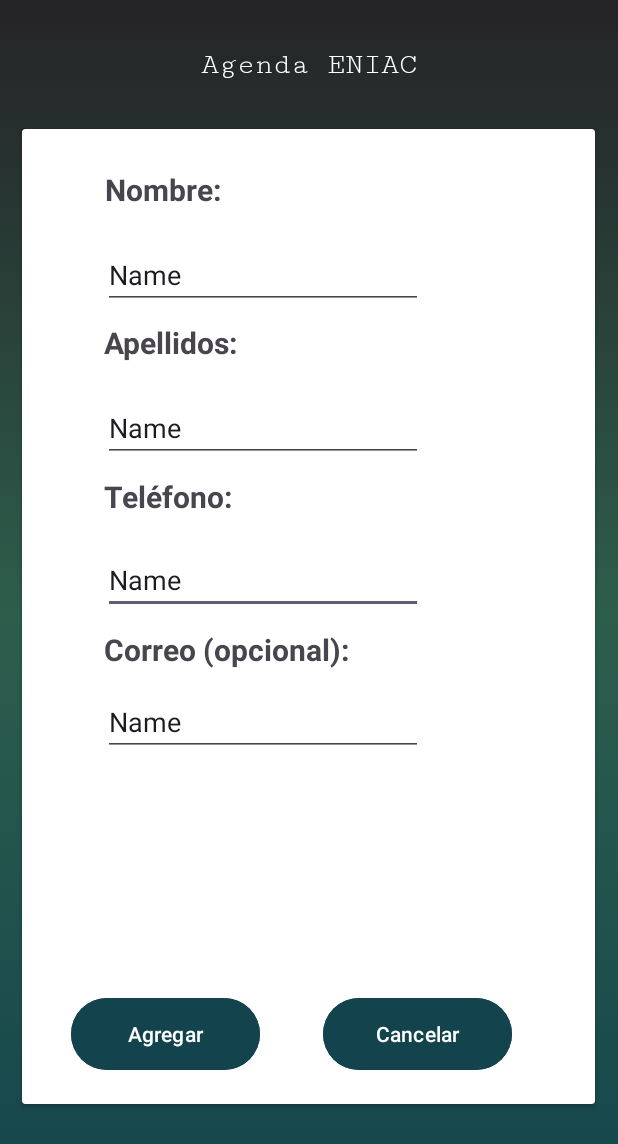
After one commit to YercoCodeGreen/ProyectoAgendaContactosEniac, an Android app: the layout activity_agregar.xml on its own in the app's theme, with its tools: preview values and no code run, on a phone screen of 412 x 824 dp. The commit adds this screen. Shown: the top 1144 px of the screen. Run offline under Robolectric (Android 15) with nearby library versions, the phone set to English and light mode, and no system bars.

Commit message:
Creacion de activity agregar Contacto

```diff
--- a/app/src/main/AndroidManifest.xml
+++ b/app/src/main/AndroidManifest.xml
@@ -13,6 +13,9 @@
         android:theme="@style/Theme.ProyectoAgendaContactosEniac"
         tools:targetApi="31">
         <activity
+            android:name=".AgregarAct"
+            android:exported="false" />
+        <activity
             android:name=".MenuAct"
             android:exported="false" />
         <activity
--- /dev/null
+++ b/app/src/main/java/com/example/proyectoagendacontactoseniac/AgregarAct.java
@@ -0,0 +1,21 @@
+package com.example.proyectoagendacontactoseniac;
+
+import android.os.Bundle;
+
+import androidx.activity.EdgeToEdge;
+import androidx.appcompat.app.AppCompatActivity;
+import androidx.core.graphics.Insets;
+import androidx.core.view.ViewCompat;
+import androidx.core.view.WindowInsetsCompat;
+
+public class AgregarAct extends AppCompatActivity {
+
+    @Override
+    protected void onCreate(Bundle savedInstanceState) {
+        super.onCreate(savedInstanceState);
+        EdgeToEdge.enable(this);
+        setContentView(R.layout.activity_agregar);
+
+        });
+    }
+}
--- /dev/null
+++ b/app/src/main/res/layout/activity_agregar.xml
@@ -0,0 +1,182 @@
+<?xml version="1.0" encoding="utf-8"?>
+<androidx.constraintlayout.widget.ConstraintLayout xmlns:android="http://schemas.android.com/apk/res/android"
+    xmlns:app="http://schemas.android.com/apk/res-auto"
+    xmlns:tools="http://schemas.android.com/tools"
+    android:id="@+id/main"
+    android:layout_width="match_parent"
+    android:layout_height="match_parent"
+    android:background="@drawable/gradient"
+    tools:context=".MenuAct">
+
+    <androidx.cardview.widget.CardView
+        android:id="@+id/cardView2"
+        android:layout_width="382dp"
+        android:layout_height="650dp"
+        app:layout_constraintBottom_toBottomOf="parent"
+        app:layout_constraintEnd_toEndOf="parent"
+        app:layout_constraintHorizontal_bias="0.482"
+        app:layout_constraintStart_toStartOf="parent"
+        app:layout_constraintTop_toTopOf="parent"
+        app:layout_constraintVertical_bias="0.493">
+
+        <androidx.constraintlayout.widget.ConstraintLayout
+            android:layout_width="match_parent"
+            android:layout_height="648dp">
+
+            <EditText
+                android:id="@+id/txtTelefono"
+                android:layout_width="wrap_content"
+                android:layout_height="wrap_content"
+                android:ems="10"
+                android:inputType="text"
+                android:text="Name"
+                app:layout_constraintBottom_toBottomOf="parent"
+                app:layout_constraintEnd_toEndOf="parent"
+                app:layout_constraintHorizontal_bias="0.319"
+                app:layout_constraintStart_toStartOf="parent"
+                app:layout_constraintTop_toTopOf="parent"
+                app:layout_constraintVertical_bias="0.461" />
+
+            <EditText
+                android:id="@+id/txtCorreo"
+                android:layout_width="wrap_content"
+                android:layout_height="wrap_content"
+                android:ems="10"
+                android:inputType="text"
+                android:text="Name"
+                app:layout_constraintBottom_toBottomOf="parent"
+                app:layout_constraintEnd_toEndOf="parent"
+                app:layout_constraintHorizontal_bias="0.319"
+                app:layout_constraintStart_toStartOf="parent"
+                app:layout_constraintTop_toTopOf="parent"
+                app:layout_constraintVertical_bias="0.618" />
+
+            <EditText
+                android:id="@+id/txtNombre"
+                android:layout_width="wrap_content"
+                android:layout_height="wrap_content"
+                android:ems="10"
+                android:inputType="text"
+                android:text="Name"
+                app:layout_constraintBottom_toBottomOf="parent"
+                app:layout_constraintEnd_toEndOf="parent"
+                app:layout_constraintHorizontal_bias="0.319"
+                app:layout_constraintStart_toStartOf="parent"
+                app:layout_constraintTop_toTopOf="parent"
+                app:layout_constraintVertical_bias="0.124" />
+
+            <TextView
+                android:id="@+id/nombretxt4"
+                android:layout_width="129dp"
+                android:layout_height="39dp"
+                android:text="Teléfono:"
+                android:textSize="20sp"
+                android:textStyle="bold"
+                app:layout_constraintBottom_toBottomOf="parent"
+                app:layout_constraintEnd_toEndOf="parent"
+                app:layout_constraintHorizontal_bias="0.217"
+                app:layout_constraintStart_toStartOf="parent"
+                app:layout_constraintTop_toTopOf="parent"
+                app:layout_constraintVertical_bias="0.38" />
+
+            <TextView
+                android:id="@+id/nombretxt5"
+                android:layout_width="238dp"
+                android:layout_height="47dp"
+                android:text="Correo (opcional):"
+                android:textSize="20sp"
+                android:textStyle="bold"
+                app:layout_constraintBottom_toBottomOf="parent"
+                app:layout_constraintEnd_toEndOf="parent"
+                app:layout_constraintHorizontal_bias="0.381"
+                app:layout_constraintStart_toStartOf="parent"
+                app:layout_constraintTop_toTopOf="parent"
+                app:layout_constraintVertical_bias="0.555" />
+
+            <TextView
+                android:id="@+id/nombretxt2"
+                android:layout_width="129dp"
+                android:layout_height="39dp"
+                android:text="Apellidos:"
+                android:textSize="20sp"
+                android:textStyle="bold"
+                app:layout_constraintBottom_toBottomOf="parent"
+                app:layout_constraintEnd_toEndOf="parent"
+                app:layout_constraintHorizontal_bias="0.217"
+                app:layout_constraintStart_toStartOf="parent"
+                app:layout_constraintTop_toTopOf="parent"
+                app:layout_constraintVertical_bias="0.211" />
+
+            <Button
+                android:id="@+id/btn_agregar"
+                android:layout_width="126dp"
+                android:layout_height="56dp"
+                android:backgroundTint="#13444D"
+                android:text="Agregar"
+                app:layout_constraintBottom_toBottomOf="parent"
+                app:layout_constraintEnd_toEndOf="parent"
+                app:layout_constraintHorizontal_bias="0.128"
+                app:layout_constraintStart_toStartOf="parent"
+                app:layout_constraintTop_toTopOf="parent"
+                app:layout_constraintVertical_bias="0.972" />
+
+            <Button
+                android:id="@+id/btn_cancelar"
+                android:layout_width="126dp"
+                android:layout_height="56dp"
+                android:backgroundTint="#13444D"
+                android:text="Cancelar"
+                app:layout_constraintBottom_toBottomOf="parent"
+                app:layout_constraintEnd_toEndOf="parent"
+                app:layout_constraintHorizontal_bias="0.785"
+                app:layout_constraintStart_toStartOf="parent"
+                app:layout_constraintTop_toTopOf="parent"
+                app:layout_constraintVertical_bias="0.972" />
+
+            <TextView
+                android:id="@+id/nombretxt"
+                android:layout_width="129dp"
+                android:layout_height="39dp"
+                android:text="Nombre:"
+                android:textSize="20sp"
+                android:textStyle="bold"
+                app:layout_constraintBottom_toBottomOf="parent"
+                app:layout_constraintEnd_toEndOf="parent"
+                app:layout_constraintHorizontal_bias="0.219"
+                app:layout_constraintStart_toStartOf="parent"
+                app:layout_constraintTop_toTopOf="parent"
+                app:layout_constraintVertical_bias="0.044" />
+
+            <EditText
+                android:id="@+id/txtApellidos"
+                android:layout_width="wrap_content"
+                android:layout_height="wrap_content"
+                android:ems="10"
+                android:inputType="text"
+                android:text="Name"
+                app:layout_constraintBottom_toBottomOf="parent"
+                app:layout_constraintEnd_toEndOf="parent"
+                app:layout_constraintHorizontal_bias="0.319"
+                app:layout_constraintStart_toStartOf="parent"
+                app:layout_constraintTop_toTopOf="parent"
+                app:layout_constraintVertical_bias="0.293" />
+        </androidx.constraintlayout.widget.ConstraintLayout>
+
+
+    </androidx.cardview.widget.CardView>
+
+    <TextView
+        android:id="@+id/textView2"
+        android:layout_width="wrap_content"
+        android:layout_height="wrap_content"
+        android:fontFamily="serif-monospace"
+        android:text="Agenda ENIAC"
+        android:textColor="#FFFFFF"
+        android:textSize="20sp"
+        app:layout_constraintBottom_toTopOf="@+id/cardView2"
+        app:layout_constraintEnd_toEndOf="parent"
+        app:layout_constraintStart_toStartOf="parent"
+        app:layout_constraintTop_toTopOf="parent" />
+
+
+</androidx.constraintlayout.widget.ConstraintLayout>
--- a/app/src/main/res/layout/activity_menu.xml
+++ b/app/src/main/res/layout/activity_menu.xml
@@ -32,7 +32,7 @@
             android:layout_height="648dp">
 
             <Button
-                android:id="@+id/button5"
+                android:id="@+id/btn_agregar"
                 android:layout_width="250dp"
                 android:layout_height="55dp"
                 android:backgroundTint="#13444D"
@@ -73,7 +73,7 @@
                 android:layout_width="250dp"
                 android:layout_height="55dp"
                 android:backgroundTint="#13444D"
-                android:text="Ingresar contacto"
+                android:text="Agregar contacto"
                 app:layout_constraintBottom_toBottomOf="parent"
                 app:layout_constraintEnd_toEndOf="parent"
                 app:layout_constraintStart_toStartOf="parent"
@@ -81,10 +81,10 @@
                 app:layout_constraintVertical_bias="0.677" />
 
             <TextView
-                android:id="@+id/textView3"
+                android:id="@+id/nombretxt"
                 android:layout_width="267dp"
                 android:layout_height="55dp"
-                android:text="Selecciona la opción que necesites"
+                android:text="Seleccione una opción: "
                 android:textSize="20sp"
                 android:textStyle="bold"
                 app:layout_constraintBottom_toBottomOf="parent"
--- a/build.gradle.kts
+++ b/build.gradle.kts
@@ -1,4 +1,4 @@
 // Top-level build file where you can add configuration options common to all sub-projects/modules.
 plugins {
-    id("com.android.application") version "8.2.1" apply false
+    id("com.android.application") version "8.6.0" apply false
 }
```
